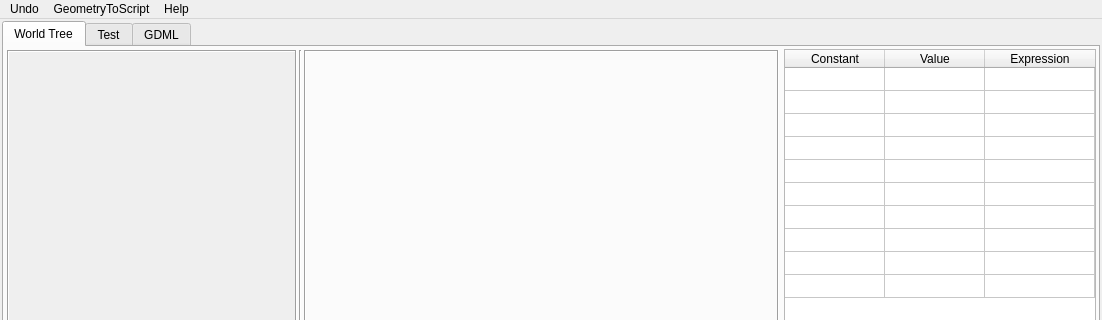
Old version of the form ants3bundle/src/ants3/gui/geom/a3geoconwin.ui in the repository andrmor/ANTS3bundle; both pictures show x 0 to 1102 and y 0 to 320 of the 1102 by 763 pixel window.
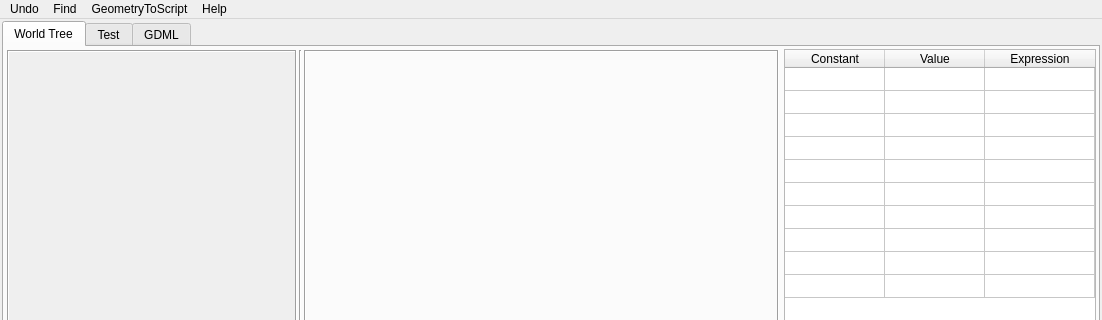
New version of the form.

Commit message: add find object menu item for geocon win

```diff
--- a/ants3bundle/src/ants3/gui/geom/a3geoconwin.ui
+++ b/ants3bundle/src/ants3/gui/geom/a3geoconwin.ui
@@ -802,7 +802,14 @@
     <addaction name="actionTo_JavaScript"/>
     <addaction name="actionTo_Python"/>
    </widget>
+   <widget class="QMenu" name="menuFind">
+    <property name="title">
+     <string>Find</string>
+    </property>
+    <addaction name="actionFind_object"/>
+   </widget>
    <addaction name="menuUndo_redo"/>
+   <addaction name="menuFind"/>
    <addaction name="menuGeometryToScript"/>
    <addaction name="menuHelp"/>
   </widget>
```
Left out of the diff: 5 changed lines with no effect on the pictures. The commit also changes 3 other files.
